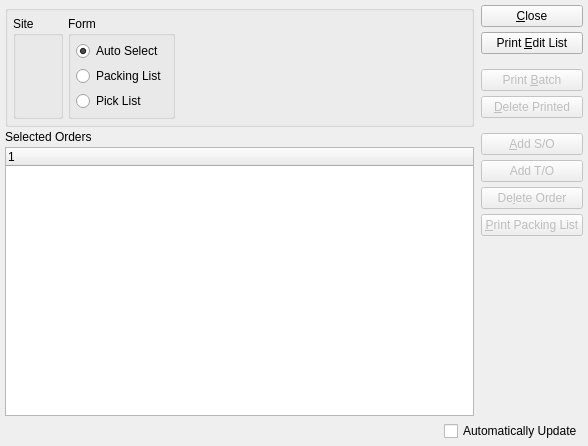
Old version of the form guiclient/packingListBatch.ui in the repository Pegasus-RPG/xtuple-client.
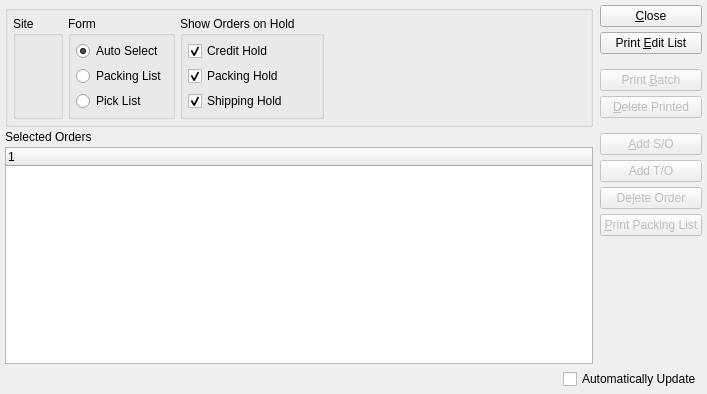
New version of the form. Custom widgets are drawn as their Qt base class.

Commit message: Issue #26246: Add Pack Date and selectable Hold Status to Packing List Batch

Patch:
```diff
--- a/guiclient/packingListBatch.ui
+++ b/guiclient/packingListBatch.ui
@@ -13,8 +13,8 @@
    <rect>
     <x>0</x>
     <y>0</y>
-    <width>588</width>
-    <height>446</height>
+    <width>707</width>
+    <height>394</height>
    </rect>
   </property>
   <property name="windowTitle">
@@ -90,7 +90,7 @@
             </property>
            </widget>
           </item>
-          <item row="0" column="2">
+          <item row="0" column="3">
            <spacer name="horizontalSpacer">
             <property name="orientation">
              <enum>Qt::Horizontal</enum>
@@ -103,6 +103,45 @@
             </property>
            </spacer>
           </item>
+          <item row="0" column="2">
+           <widget class="QGroupBox" name="_holdGroup">
+            <property name="title">
+             <string>Show Orders on Hold</string>
+            </property>
+            <layout class="QVBoxLayout" name="verticalLayout_2">
+             <item>
+              <widget class="XCheckBox" name="_creditHold">
+               <property name="text">
+                <string>Credit Hold</string>
+               </property>
+               <property name="checked">
+                <bool>true</bool>
+               </property>
+              </widget>
+             </item>
+             <item>
+              <widget class="XCheckBox" name="_packHold">
+               <property name="text">
+                <string>Packing Hold</string>
+               </property>
+               <property name="checked">
+                <bool>true</bool>
+               </property>
+              </widget>
+             </item>
+             <item>
+              <widget class="XCheckBox" name="_shipHold">
+               <property name="text">
+                <string>Shipping Hold</string>
+               </property>
+               <property name="checked">
+                <bool>true</bool>
+               </property>
+              </widget>
+             </item>
+            </layout>
+           </widget>
+          </item>
          </layout>
         </widget>
        </item>
```
The commit also changes 1 other file.
